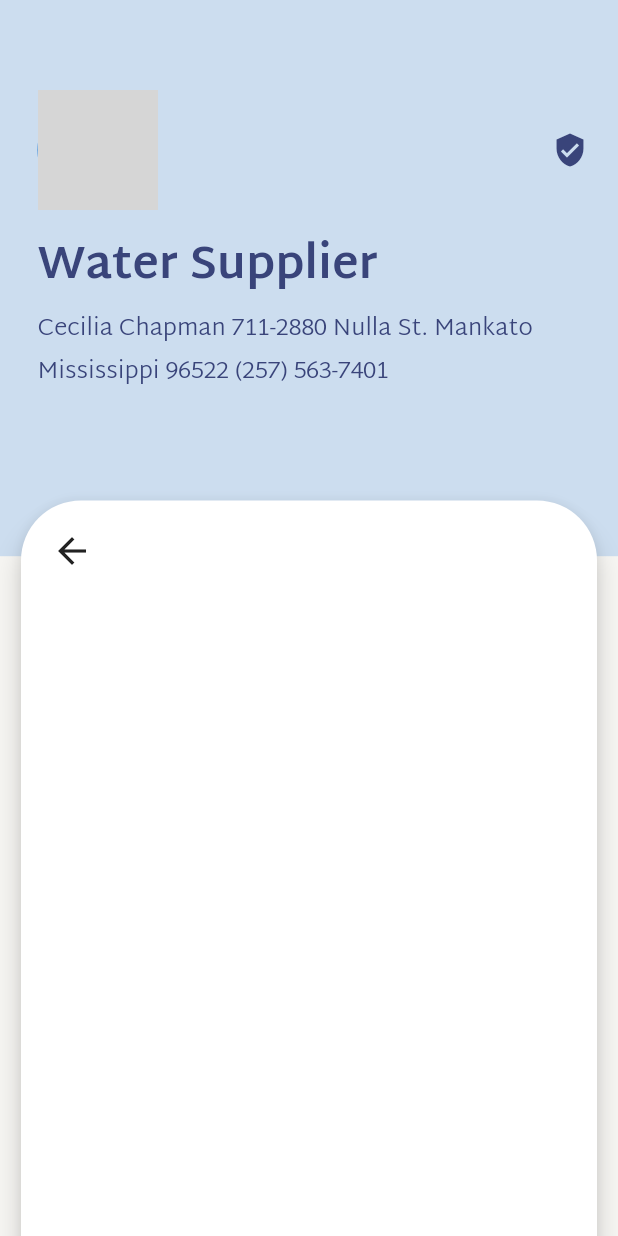
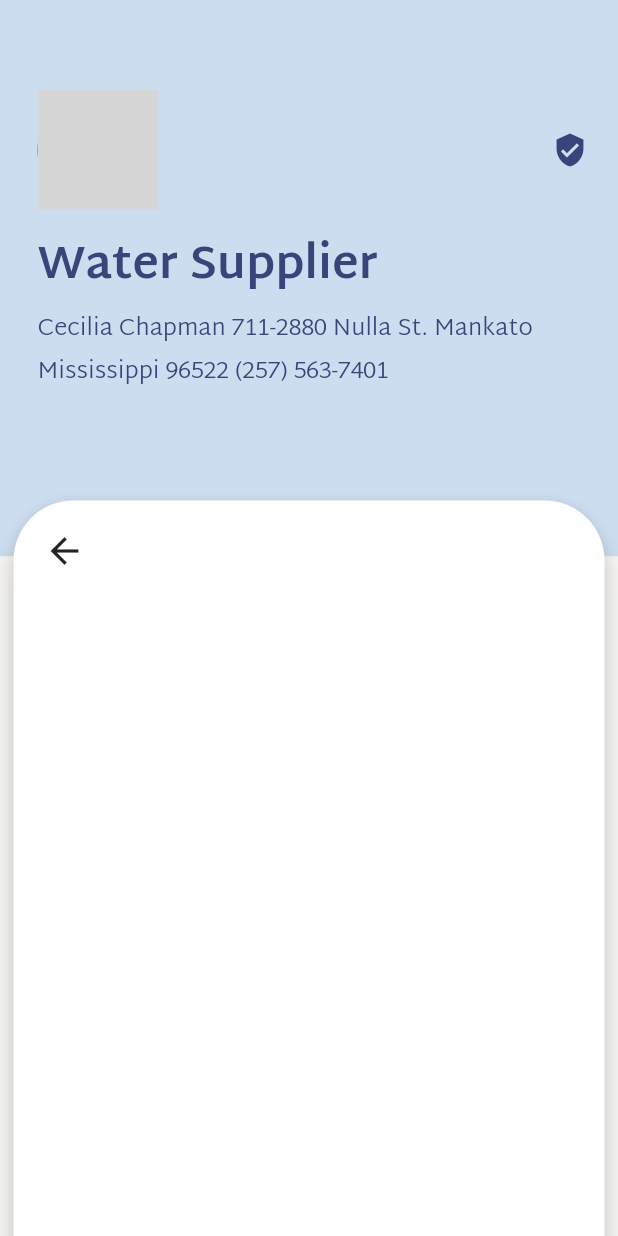
Before and after one commit to sanju-developer/Day2Day, a Flutter app: the MerchantPage screen opened by its route, on a phone screen of 412 x 824 dp. Run offline on Flutter 3.47's test engine with Material 2 defaults, Android fonts, the phone set to English and light mode, and no system bars; our stand-ins replace firebase_auth, flutter_svg, google_sign_in, pin_code_fields; accounts and stored records are empty; network calls fail; grey boxes are pictures that could not be loaded.

Commit message:
change in ui

```diff
--- a/lib/screens/merchant_page/merchant_page.dart
+++ b/lib/screens/merchant_page/merchant_page.dart
@@ -82,8 +82,8 @@ class MerchantPage extends StatelessWidget {
               alignment: Alignment.topCenter,
               padding: EdgeInsets.only(
                 top: MediaQuery.of(context).size.height * .40,
-                right: 10.0,
-                left: 10.0,
+                right: 5.0,
+                left: 5.0,
               ),
               child: Container(
                 height: MediaQuery.of(context).size.height,
@@ -93,8 +93,8 @@ class MerchantPage extends StatelessWidget {
                       borderRadius: BorderRadius.only(
                           topLeft: Radius.circular(40),
                           topRight: Radius.circular(40),
-                          bottomRight: Radius.circular(40),
-                          bottomLeft: Radius.circular(40))),
+                          bottomRight: Radius.circular(30),
+                          bottomLeft: Radius.circular(30))),
                   color: Colors.white,
                   elevation: 8.0,
                   child: Column(
```
